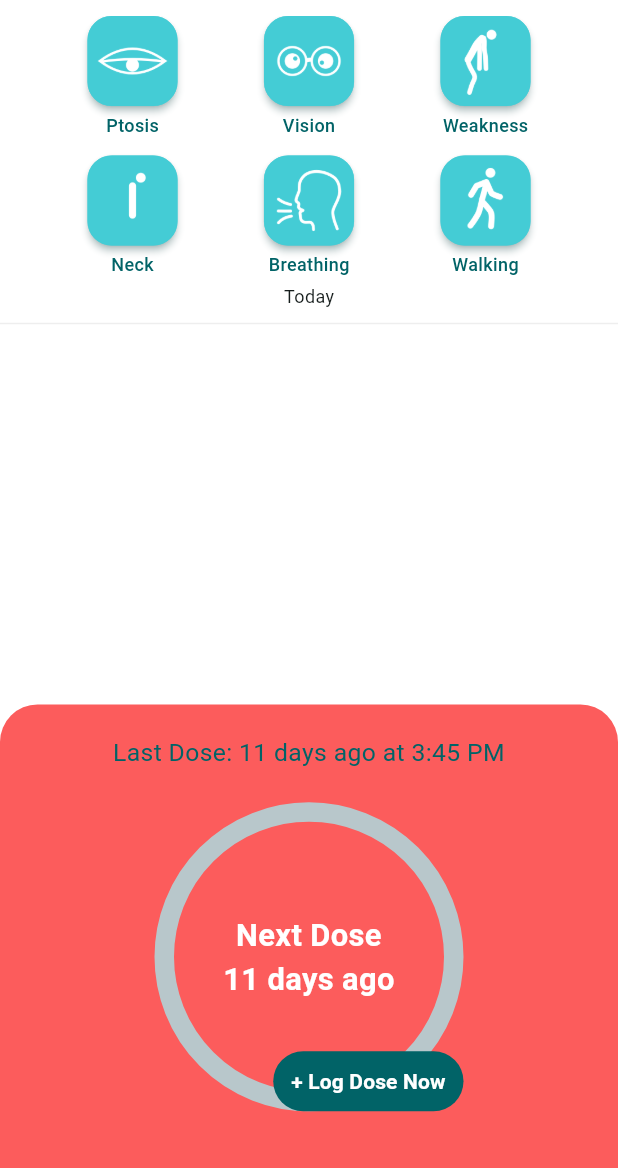
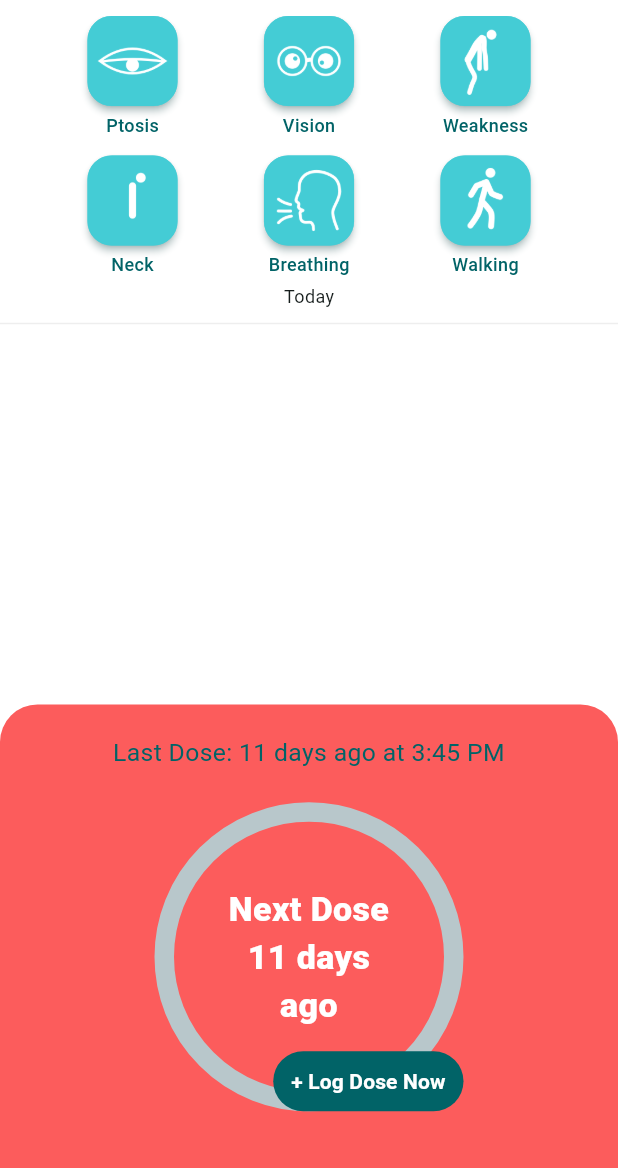
Before and after one commit to dojosgithub/mestinow, a Flutter app: the StatusPage screen opened by its route, on a phone screen of 412 x 824 dp, the part 68-1236 px from its top. Run offline on Flutter 3.47's test engine with Material 3 defaults, Android fonts, the light colour scheme and no system bars; drawn by our look-alikes of percent_indicator; our stand-ins replace flutter_local_notifications, google_fonts, objectbox, shared_preferences, timeago, timezone; accounts and stored records are empty; generated files the repository leaves out were written again; Roboto replaces fonts that are missing (Gabarito).

Commit message:
allow text to split

```diff
--- a/lib/pages/status.dart
+++ b/lib/pages/status.dart
@@ -518,14 +518,17 @@ class _StatusPageState extends State<StatusPage> {
           remainingSeconds <= 0
               ? 0.0
               : min(remainingSeconds, totalSeconds) / totalSeconds,
-      center: Text(
-        "${l10n.nextDose}\n$relativeNextDose",
-        textAlign: TextAlign.center,
-        style: TextStyle(
-          fontSize: screenWidth * 0.05,
-          fontWeight: FontWeight.bold,
-          color: Colors.white,
-          fontFamily: _fontFamily,
+      center: Container(
+        width: screenWidth * 0.3,
+        child: Text(
+          "${l10n.nextDose}\n$relativeNextDose",
+          textAlign: TextAlign.center,
+          style: TextStyle(
+            fontSize: screenWidth * 0.055,
+            fontWeight: FontWeight.w900,
+            color: Colors.white,
+            fontFamily: _fontFamily,
+          ),
         ),
       ),
       progressColor: leftColor,
```
